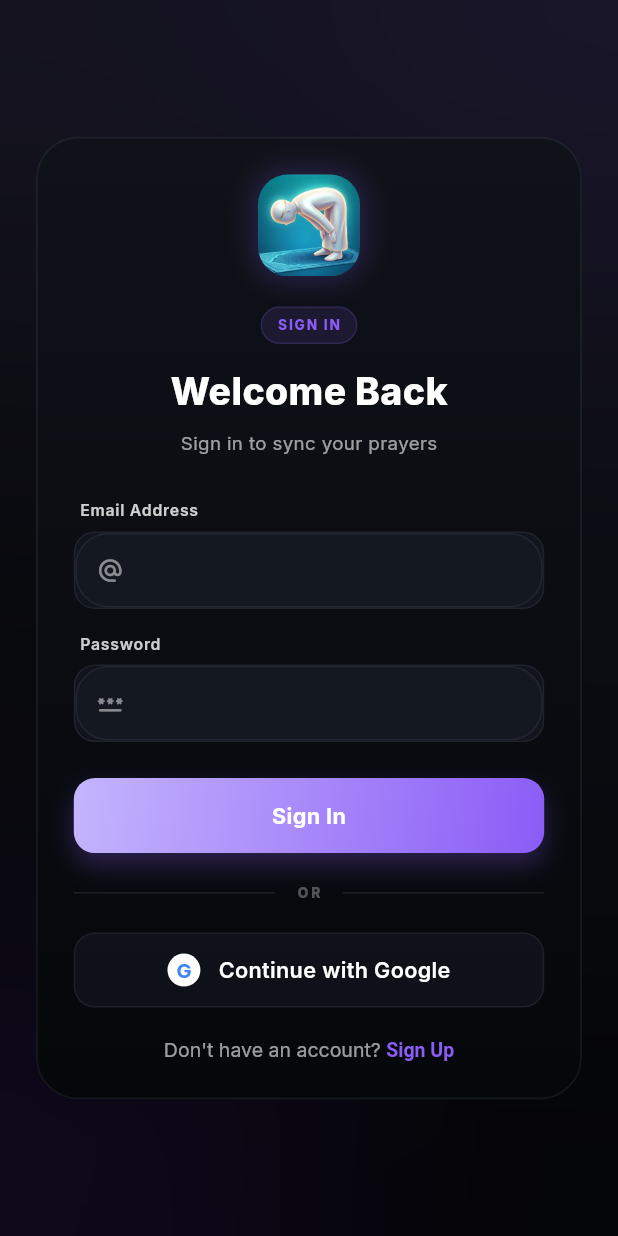
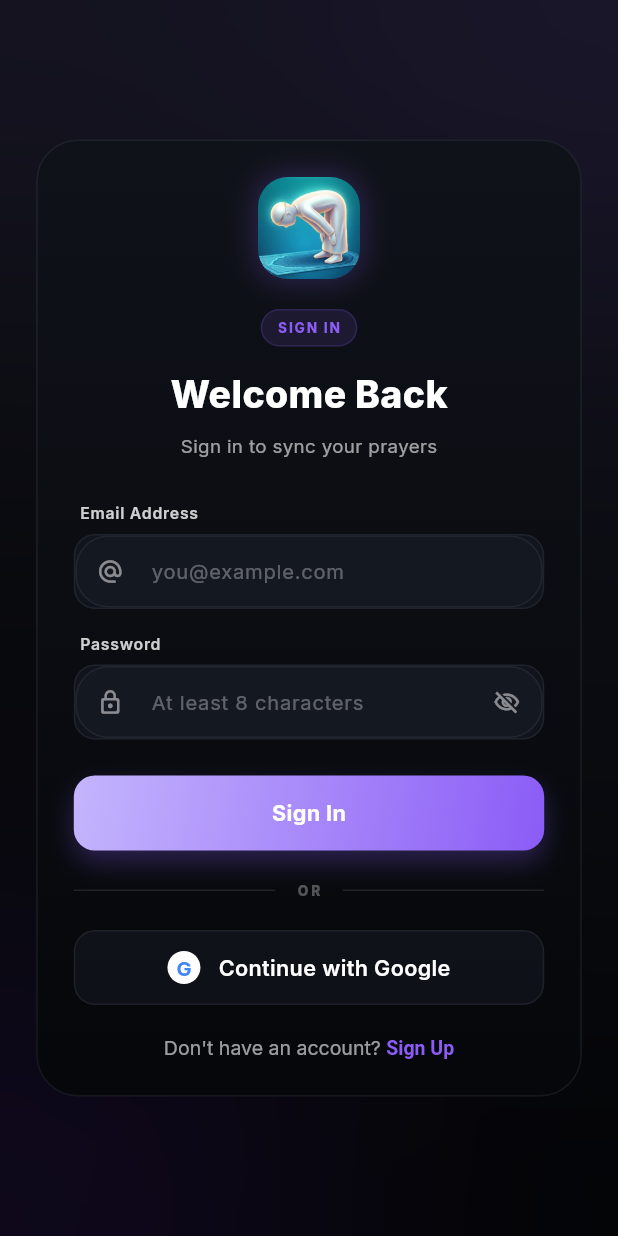
Before and after one commit to Ibrohim-18/in-salah, a Flutter app: the AuthScreen screen opened directly, on a phone screen of 412 x 824 dp. Run offline on Flutter 3.47's test engine with Material 3 defaults, Android fonts, the phone set to English and light mode, and no system bars; our stand-ins replace adhan, app_links, audioplayers, flutter_local_notifications, flutter_timezone, geolocator and 7 more; accounts and stored records are empty.

Commit message:
Polish auth screen text fields
- Replace the password prefix icon (Icons.password_rounded — three
  asterisks) with Icons.lock_outline_rounded so the field doesn't
  look like it has stray characters in front of the value.
- Add localized hint text to the email, password and verification
  fields so the empty state communicates what to type.
- Highlight the focused field's border + prefix icon in the brand
  primary color, with a smooth animation between states.
- Add a show/hide eye toggle inside the password field.

Co-Authored-By: Claude Opus 4.7 <noreply@anthropic.com>

```diff
--- a/assets/l10n/ar.json
+++ b/assets/l10n/ar.json
@@ -351,6 +351,9 @@
   "unexpectedError": "حدث خطأ غير متوقع",
   "noInternet": "لا يوجد اتصال بالإنترنت. تحقق من الشبكة وحاول مرة أخرى.",
   "cantOpenLink": "تعذّر فتح الرابط.",
+  "emailHint": "you@example.com",
+  "passwordHint": "8 أحرف على الأقل",
+  "verificationCodeHint": "رمز مكوّن من 6 أرقام من البريد",
   "recentAccounts": "الحسابات الأخيرة",
 
   "checkYourEmail": "تحقق من بريدك",
--- a/assets/l10n/en.json
+++ b/assets/l10n/en.json
@@ -351,6 +351,9 @@
   "unexpectedError": "An unexpected error occurred",
   "noInternet": "No internet connection. Check your network and try again.",
   "cantOpenLink": "Can't open the link.",
+  "emailHint": "you@example.com",
+  "passwordHint": "At least 8 characters",
+  "verificationCodeHint": "6-digit code from email",
   "recentAccounts": "Recent accounts",
 
   "checkYourEmail": "Check Your Email",
--- a/assets/l10n/ru.json
+++ b/assets/l10n/ru.json
@@ -351,6 +351,9 @@
   "unexpectedError": "Произошла непредвиденная ошибка",
   "noInternet": "Нет подключения к интернету. Проверьте сеть и попробуйте снова.",
   "cantOpenLink": "Не удалось открыть ссылку.",
+  "emailHint": "you@example.com",
+  "passwordHint": "Не менее 8 символов",
+  "verificationCodeHint": "6-значный код из письма",
   "recentAccounts": "Недавние аккаунты",
 
   "checkYourEmail": "Проверьте почту",
--- a/assets/l10n/tg.json
+++ b/assets/l10n/tg.json
@@ -351,6 +351,9 @@
   "unexpectedError": "Хатои ғайричашмдошт рух дод",
   "noInternet": "Пайвасти интернет нест. Шабакаро санҷед ва аз нав кӯшиш кунед.",
   "cantOpenLink": "Кушодани истинод имкон надорад.",
+  "emailHint": "you@example.com",
+  "passwordHint": "На камтар аз 8 аломат",
+  "verificationCodeHint": "Рамзи 6-рақама аз почта",
   "recentAccounts": "Ҳисобҳои охирин",
 
   "checkYourEmail": "Почтаро тафтиш кунед",
--- a/lib/screens/auth_screen.dart
+++ b/lib/screens/auth_screen.dart
@@ -243,6 +243,7 @@ class _AuthScreenState extends State<AuthScreen> {
                                   _buildTextField(
                                     controller: _emailController,
                                     label: t.translate('emailAddress'),
+                                    hint: t.translate('emailHint'),
                                     icon: Icons.alternate_email_rounded,
                                     keyboardType: TextInputType.emailAddress,
                                   ),
@@ -255,7 +256,8 @@ class _AuthScreenState extends State<AuthScreen> {
                                   _buildTextField(
                                     controller: _passwordController,
                                     label: t.translate('password'),
-                                    icon: Icons.password_rounded,
+                                    hint: t.translate('passwordHint'),
+                                    icon: Icons.lock_outline_rounded,
                                     isPassword: true,
                                     focusNode: _passwordFocusNode,
                                   ),
@@ -318,6 +320,7 @@ class _AuthScreenState extends State<AuthScreen> {
         _buildTextField(
           controller: _codeController,
           label: t.translate('verificationCode'),
+          hint: t.translate('verificationCodeHint'),
           icon: Icons.pin_rounded,
           keyboardType: TextInputType.number,
         ),
@@ -532,52 +535,19 @@ class _AuthScreenState extends State<AuthScreen> {
     required TextEditingController controller,
     required String label,
     required IconData icon,
+    String? hint,
     bool isPassword = false,
     TextInputType? keyboardType,
     FocusNode? focusNode,
   }) {
-    return Column(
-      crossAxisAlignment: CrossAxisAlignment.start,
-      children: [
-        Padding(
-          padding: const EdgeInsets.only(left: 4, bottom: 6),
-          child: Text(
-            label,
-            style: GoogleFonts.inter(
-              fontSize: 11,
-              fontWeight: FontWeight.w600,
-              color: Colors.white.withValues(alpha: 0.8),
-              letterSpacing: 0.5,
-            ),
-          ),
-        ),
-        Container(
-          decoration: BoxDecoration(
-            color: AppTheme.surfaceRaised.withValues(alpha: 0.70),
-            borderRadius: BorderRadius.circular(14),
-            border: Border.all(color: AppTheme.surfaceBorder),
-          ),
-          child: TextField(
-            controller: controller,
-            focusNode: focusNode,
-            obscureText: isPassword,
-            keyboardType: keyboardType,
-            style: const TextStyle(color: Colors.white),
-            decoration: InputDecoration(
-              prefixIcon: Icon(
-                icon,
-                color: Colors.white.withValues(alpha: 0.5),
-                size: 18,
-              ),
-              border: InputBorder.none,
-              contentPadding: const EdgeInsets.symmetric(
-                horizontal: 14,
-                vertical: 14,
-              ),
-            ),
-          ),
-        ),
-      ],
+    return _AuthTextField(
+      controller: controller,
+      label: label,
+      hint: hint,
+      icon: icon,
+      isPassword: isPassword,
+      keyboardType: keyboardType,
+      focusNode: focusNode,
     );
   }
 
@@ -721,3 +691,124 @@ class _AuthScreenState extends State<AuthScreen> {
     );
   }
 }
+
+class _AuthTextField extends StatefulWidget {
+  final TextEditingController controller;
+  final String label;
+  final String? hint;
+  final IconData icon;
+  final bool isPassword;
+  final TextInputType? keyboardType;
+  final FocusNode? focusNode;
+
+  const _AuthTextField({
+    required this.controller,
+    required this.label,
+    required this.icon,
+    this.hint,
+    this.isPassword = false,
+    this.keyboardType,
+    this.focusNode,
+  });
+
+  @override
+  State<_AuthTextField> createState() => _AuthTextFieldState();
+}
+
+class _AuthTextFieldState extends State<_AuthTextField> {
+  late final FocusNode _focusNode;
+  bool _ownsFocusNode = false;
+  bool _focused = false;
+  bool _obscure = true;
+
+  @override
+  void initState() {
+    super.initState();
+    _focusNode = widget.focusNode ?? FocusNode();
+    _ownsFocusNode = widget.focusNode == null;
+    _focusNode.addListener(_handleFocusChange);
+  }
+
+  @override
+  void dispose() {
+    _focusNode.removeListener(_handleFocusChange);
+    if (_ownsFocusNode) _focusNode.dispose();
+    super.dispose();
+  }
+
+  void _handleFocusChange() {
+    if (!mounted) return;
+    setState(() => _focused = _focusNode.hasFocus);
+  }
+
+  @override
+  Widget build(BuildContext context) {
+    final borderColor = _focused
+        ? AppTheme.primary.withValues(alpha: 0.55)
+        : AppTheme.surfaceBorder;
+    final iconColor = _focused
+        ? AppTheme.primary
+        : Colors.white.withValues(alpha: 0.5);
+
+    return Column(
+      crossAxisAlignment: CrossAxisAlignment.start,
+      children: [
+        Padding(
+          padding: const EdgeInsets.only(left: 4, bottom: 6),
+          child: Text(
+            widget.label,
+            style: GoogleFonts.inter(
+              fontSize: 11,
+              fontWeight: FontWeight.w600,
+              color: Colors.white.withValues(alpha: 0.8),
+              letterSpacing: 0.5,
+            ),
+          ),
+        ),
+        AnimatedContainer(
+          duration: const Duration(milliseconds: 160),
+          curve: Curves.easeOut,
+          decoration: BoxDecoration(
+            color: AppTheme.surfaceRaised.withValues(alpha: 0.70),
+            borderRadius: BorderRadius.circular(14),
+            border: Border.all(color: borderColor, width: _focused ? 1.5 : 1),
+          ),
+          child: TextField(
+            controller: widget.controller,
+            focusNode: _focusNode,
+            obscureText: widget.isPassword && _obscure,
+            keyboardType: widget.keyboardType,
+            style: GoogleFonts.inter(color: Colors.white, fontSize: 14),
+            cursorColor: AppTheme.primary,
+            decoration: InputDecoration(
+              hintText: widget.hint,
+              hintStyle: GoogleFonts.inter(
+                color: Colors.white.withValues(alpha: 0.32),
+                fontSize: 14,
+              ),
+              prefixIcon: Icon(widget.icon, color: iconColor, size: 18),
+              suffixIcon: widget.isPassword
+                  ? IconButton(
+                      icon: Icon(
+                        _obscure
+                            ? Icons.visibility_off_outlined
+                            : Icons.visibility_outlined,
+                        color: Colors.white.withValues(alpha: 0.5),
+                        size: 18,
+                      ),
+                      onPressed: () => setState(() => _obscure = !_obscure),
+                      splashRadius: 18,
+                    )
+                  : null,
+              border: InputBorder.none,
+              contentPadding: const EdgeInsets.symmetric(
+                horizontal: 14,
+                vertical: 14,
+              ),
+            ),
+          ),
+        ),
+      ],
+    );
+  }
+}
```
